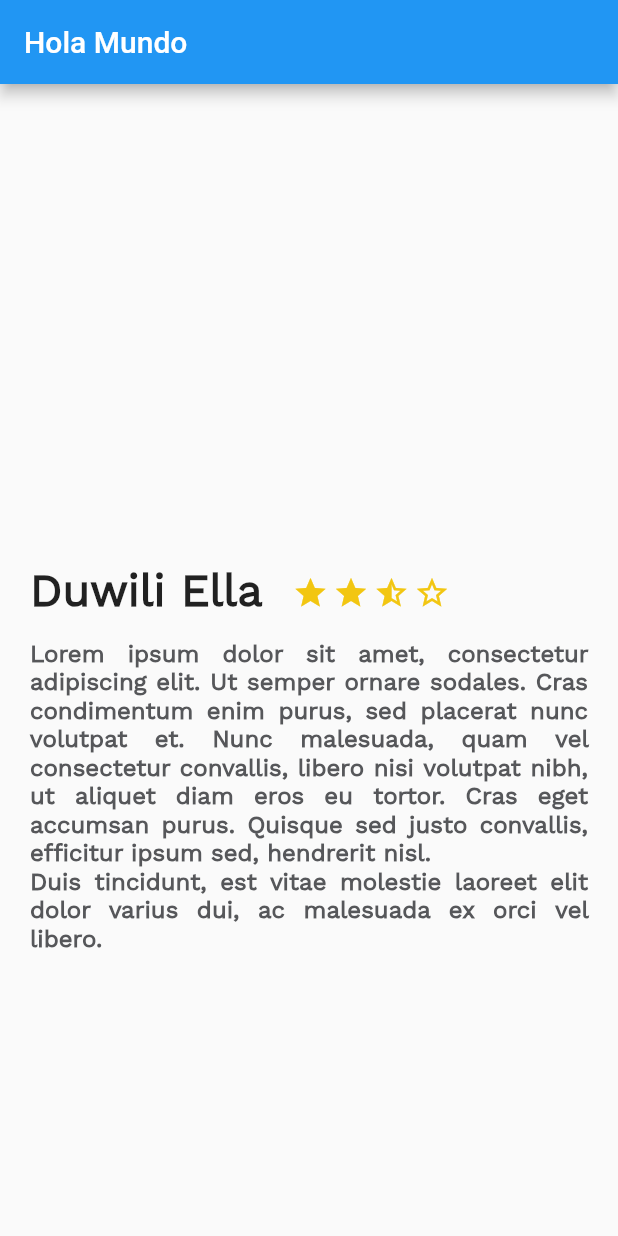
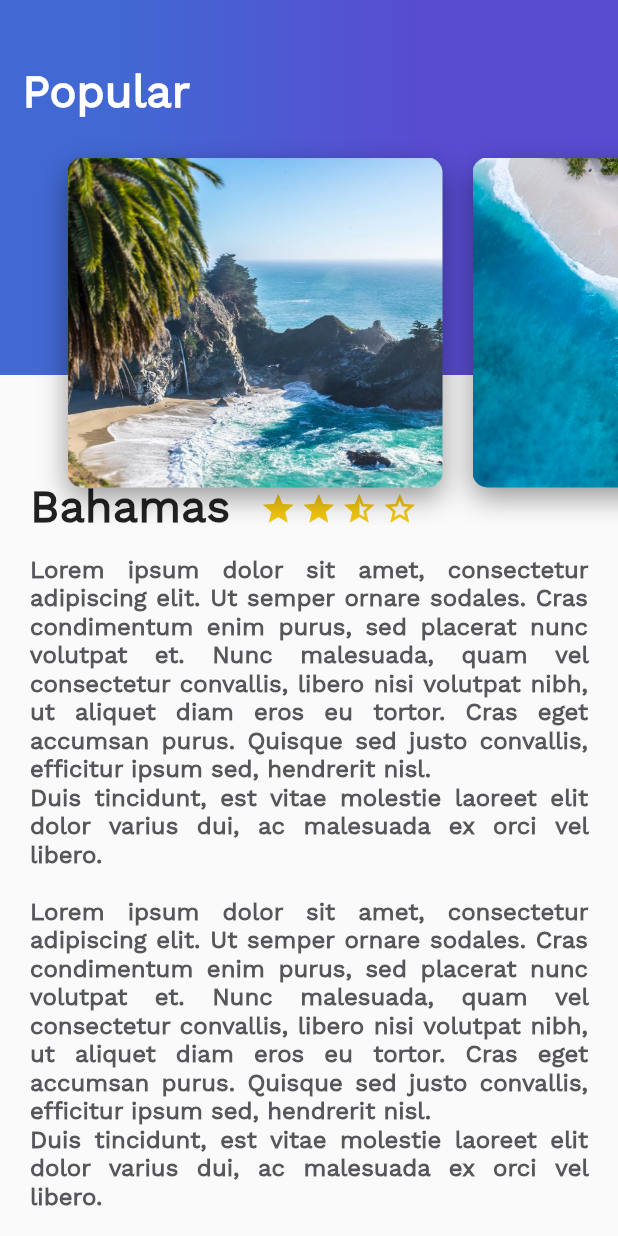
Before and after one commit to valinor33/flutter-travel-app, a Flutter app: the screen it shows after launch, on a phone screen of 412 x 824 dp. Run offline on Flutter 3.47's test engine with Material 2 defaults, Android fonts, the phone set to English and light mode, and no system bars.

Commit message:
update v28

```diff
--- /dev/null
+++ b/travel_app/lib/card_image.dart
@@ -0,0 +1,34 @@
+import 'package:flutter/material.dart';
+
+class CardImage extends StatelessWidget {
+  String pathImage = "";
+
+  CardImage(this.pathImage);
+
+  @override
+  Widget build(BuildContext context) {
+    final card = Container(
+      height: 350.0,
+      width: 250.0,
+      margin: EdgeInsets.only(
+        top: 80,
+        left: 20.0,
+      ),
+      decoration: BoxDecoration(
+          image: DecorationImage(
+            fit: BoxFit.cover,
+            image: AssetImage(pathImage),
+          ),
+          borderRadius: BorderRadius.all(Radius.circular(10.0)),
+          shape: BoxShape.rectangle,
+          boxShadow: <BoxShadow>[
+            BoxShadow(
+                color: Colors.black38,
+                blurRadius: 15.0,
+                offset: Offset(0.0, 7.0))
+          ]),
+    );
+
+    return card;
+  }
+}
--- /dev/null
+++ b/travel_app/lib/card_image_list.dart
@@ -0,0 +1,23 @@
+import 'package:flutter/material.dart';
+import 'package:travel_app/card_image.dart';
+
+class CardImageList extends StatelessWidget {
+  @override
+  Widget build(BuildContext context) {
+    return Container(
+      height: 350,
+      child: ListView(
+        padding: EdgeInsets.all(25.0),
+        scrollDirection: Axis.horizontal,
+        children: <Widget>[
+          CardImage("assets/img/beach_palm.jpeg"),
+          CardImage("assets/img/beach.jpeg"),
+          CardImage("assets/img/mountain_stars.jpeg"),
+          CardImage("assets/img/mountain.jpeg"),
+          CardImage("assets/img/river.jpeg"),
+          CardImage("assets/img/sunset.jpeg"),
+        ],
+      ),
+    );
+  }
+}
--- a/travel_app/lib/description_place.dart
+++ b/travel_app/lib/description_place.dart
@@ -44,10 +44,10 @@ class DescriptionPlace extends StatelessWidget {
     );
 
     final description = Container(
-      margin: EdgeInsets.only(top: 15.0, left: 20.0, right: 20.0),
+      margin: const EdgeInsets.only(top: 15.0, left: 20.0, right: 20.0),
       child: Text(
         descriptionPlace,
-        style: TextStyle(
+        style: const TextStyle(
           fontSize: 16.0,
           fontWeight: FontWeight.bold,
           color: Color(0xFF56575a),
@@ -61,14 +61,14 @@ class DescriptionPlace extends StatelessWidget {
     final title_stars = Row(
       children: <Widget>[
         Container(
-          margin: EdgeInsets.only(
+          margin: const EdgeInsets.only(
             top: 320.0,
             left: 20.0,
             right: 20.0,
           ),
           child: Text(
             namePlace,
-            style: TextStyle(
+            style: const TextStyle(
               fontSize: 30.0,
               fontWeight: FontWeight.w900,
               fontFamily: "Work"
@@ -81,7 +81,7 @@ class DescriptionPlace extends StatelessWidget {
             star,
             star,
             star_half,
-            star_border
+            star_border,
           ],
         )
       ],
--- /dev/null
+++ b/travel_app/lib/gradient_bg.dart
@@ -0,0 +1,35 @@
+import 'package:flutter/material.dart';
+
+class GradientBg extends StatelessWidget {
+  String title = "Popular";
+
+  @override
+  Widget build(BuildContext context) {
+    return Container(
+      height: 250.0,
+      width: double.infinity,
+      decoration: const BoxDecoration(
+        gradient: LinearGradient(
+          colors: [
+            Color(0xFF4268D3),
+            Color(0xFF584CD1),
+          ],
+          begin: FractionalOffset(0.2, 0.0),
+          end: FractionalOffset(1.0, 0.0),
+          stops: [0.0, 0.6],
+          tileMode: TileMode.clamp,
+        ),
+      ),
+      child: Text(
+        title,
+        style: TextStyle(
+          color: Colors.white,
+          fontSize: 30.0,
+          fontFamily: "Work",
+          fontWeight: FontWeight.bold,
+        ),
+      ),
+      alignment: Alignment(-0.9, -0.6),
+    );
+  }
+}
--- /dev/null
+++ b/travel_app/lib/header_appbar.dart
@@ -0,0 +1,17 @@
+import 'package:flutter/material.dart';
+import 'package:travel_app/card_image_list.dart';
+import 'package:travel_app/gradient_bg.dart';
+
+class HeaderAppBar extends StatelessWidget {
+
+  @override
+  Widget build(BuildContext context) {
+    return Stack(
+      children: <Widget>[
+        GradientBg(),
+        CardImageList()
+      ],
+    );
+  }
+
+}
--- a/travel_app/lib/main.dart
+++ b/travel_app/lib/main.dart
@@ -1,5 +1,7 @@
 import 'package:flutter/material.dart';
 import 'package:travel_app/description_place.dart';
+import 'package:travel_app/header_appbar.dart';
+import 'package:travel_app/review_list.dart';
 
 void main() {
   runApp(const MyApp());
@@ -16,10 +18,22 @@ class MyApp extends StatelessWidget {
       theme: ThemeData(
         primarySwatch: Colors.blue,
       ),
-      home: Scaffold(appBar: AppBar(
-        title: Text("Hola Mundo"),
-      ),
-      body: DescriptionPlace("Duwili Ella",5,"Lorem ipsum dolor sit amet, consectetur adipiscing elit. Ut semper ornare sodales. Cras condimentum enim purus, sed placerat nunc volutpat et. Nunc malesuada, quam vel consectetur convallis, libero nisi volutpat nibh, ut aliquet diam eros eu tortor. Cras eget accumsan purus. Quisque sed justo convallis, efficitur ipsum sed, hendrerit nisl. \nDuis tincidunt, est vitae molestie laoreet elit dolor varius dui, ac malesuada ex orci vel libero.",),
+      home: Scaffold(
+        body: Stack(
+          children: <Widget>[
+            ListView(
+              children: [
+                DescriptionPlace(
+                  "Bahamas",
+                  5,
+                  "Lorem ipsum dolor sit amet, consectetur adipiscing elit. Ut semper ornare sodales. Cras condimentum enim purus, sed placerat nunc volutpat et. Nunc malesuada, quam vel consectetur convallis, libero nisi volutpat nibh, ut aliquet diam eros eu tortor. Cras eget accumsan purus. Quisque sed justo convallis, efficitur ipsum sed, hendrerit nisl. \nDuis tincidunt, est vitae molestie laoreet elit dolor varius dui, ac malesuada ex orci vel libero.\n\nLorem ipsum dolor sit amet, consectetur adipiscing elit. Ut semper ornare sodales. Cras condimentum enim purus, sed placerat nunc volutpat et. Nunc malesuada, quam vel consectetur convallis, libero nisi volutpat nibh, ut aliquet diam eros eu tortor. Cras eget accumsan purus. Quisque sed justo convallis, efficitur ipsum sed, hendrerit nisl. \nDuis tincidunt, est vitae molestie laoreet elit dolor varius dui, ac malesuada ex orci vel libero.",
+                ),
+                ReviewList()
+              ],
+            ),
+            HeaderAppBar(),
+          ],
+        ),
       ),
     );
   }
--- /dev/null
+++ b/travel_app/lib/review.dart
@@ -0,0 +1,90 @@
+import 'package:flutter/material.dart';
+
+class Review extends StatelessWidget {
+  String pathImg;
+  String name;
+  String details;
+  String comment;
+
+  Review(this.pathImg, this.name, this.details, this.comment);
+
+  @override
+  Widget build(BuildContext context) {
+    final userComments = Container(
+      margin: EdgeInsets.only(
+        left: 20.0,
+      ),
+      child: Text(
+        comment,
+        textAlign: TextAlign.left,
+        style: TextStyle(
+          fontSize: 13.0,
+          fontWeight: FontWeight.w900,
+          fontFamily: 'Work',
+          color: Color(0xFFa3a5a7),
+        ),
+      ),
+    );
+
+    final userInfo = Container(
+      margin: EdgeInsets.only(
+        left: 20.0,
+      ),
+      child: Text(
+        details,
+        textAlign: TextAlign.left,
+        style: TextStyle(
+          fontSize: 13.0,
+          fontFamily: 'Work',
+          color: Color(0xFFa3a5a7),
+        ),
+      ),
+    );
+
+    final userName = Container(
+      margin: EdgeInsets.only(
+        left: 20.0,
+      ),
+      child: Text(
+        name,
+        textAlign: TextAlign.left,
+        style: TextStyle(
+          fontSize: 17.0,
+          fontFamily: 'Work',
+        ),
+      ),
+    );
+
+    final userDetails = Column(
+      crossAxisAlignment: CrossAxisAlignment.start,
+      children: <Widget>[
+        userName,
+        userInfo,
+        userComments,
+      ],
+    );
+
+    final photo = Container(
+      margin: EdgeInsets.only(
+        top: 20.0,
+        left: 20.0,
+      ),
+      width: 80.0,
+      height: 80.0,
+      decoration: BoxDecoration(
+        shape: BoxShape.circle,
+        image: DecorationImage(
+          image: AssetImage(pathImg),
+          fit: BoxFit.cover,
+        ),
+      ),
+    );
+
+    return Row(
+      children: <Widget>[
+        photo,
+        userDetails
+      ],
+    );
+  }
+}
--- /dev/null
+++ b/travel_app/lib/review_list.dart
@@ -0,0 +1,25 @@
+import 'package:flutter/material.dart';
+import 'package:travel_app/review.dart';
+
+class ReviewList extends StatelessWidget {
+  @override
+  Widget build(BuildContext context) {
+    return Column(
+      crossAxisAlignment: CrossAxisAlignment.start,
+      children: <Widget>[
+        Review("assets/img/profile-github.jfif", "Varuna Yasas",
+            "1 review 5 photos", "There is an amazing place in Sri Lanka"),
+        Review("assets/img/profile-github.jfif", "Varuna Yasas",
+            "1 review 5 photos", "There is an amazing place in Sri Lanka"),
+        Review("assets/img/profile-github.jfif", "Varuna Yasas",
+            "1 review 5 photos", "There is an amazing place in Sri Lanka"),
+        Review("assets/img/profile-github.jfif", "Varuna Yasas",
+            "1 review 5 photos", "There is an amazing place in Sri Lanka"),
+        Review("assets/img/profile-github.jfif", "Varuna Yasas",
+            "1 review 5 photos", "There is an amazing place in Sri Lanka"),
+        Review("assets/img/profile-github.jfif", "Varuna Yasas",
+            "1 review 5 photos", "There is an amazing place in Sri Lanka"),
+      ],
+    );
+  }
+}
--- a/travel_app/pubspec.yaml
+++ b/travel_app/pubspec.yaml
@@ -58,7 +58,8 @@ flutter:
   uses-material-design: true
 
   # To add assets to your application, add an assets section, like this:
-  # assets:
+  assets:
+      - assets/img/
   #   - images/a_dot_burr.jpeg
   #   - images/a_dot_ham.jpeg
 
```
Also changed, not shown: travel_app/assets/img/beach.jpeg (added), travel_app/assets/img/beach_palm.jpeg (added), travel_app/assets/img/mountain.jpeg (added), travel_app/assets/img/mountain_stars.jpeg (added), travel_app/assets/img/river.jpeg (added), travel_app/assets/img/sunset.jpeg (added), 1 other file.
